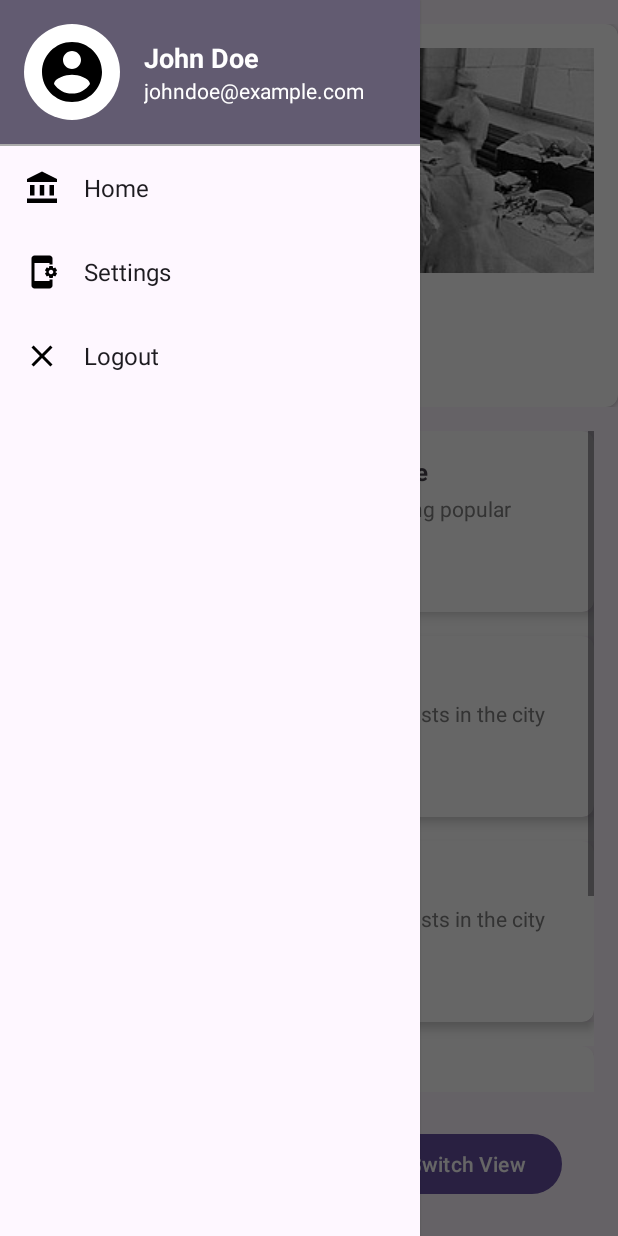
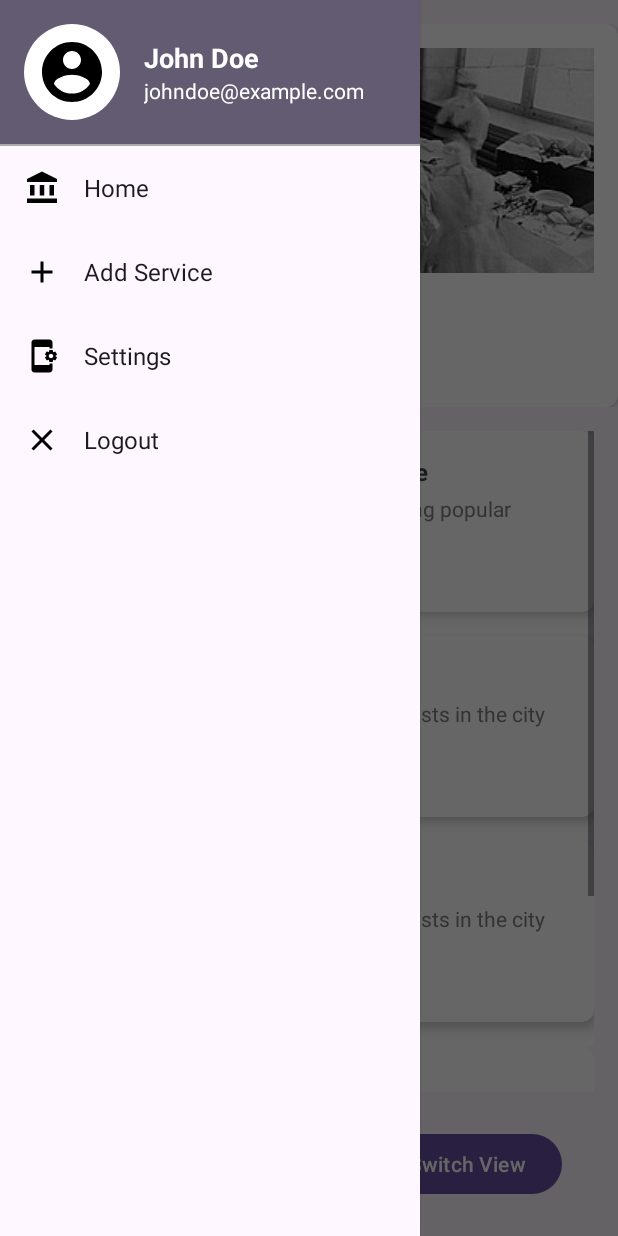
Before and after one commit to kzi-nastava/ma-project-event-planner-siit-2024-team-22, an Android app: the HomeScreen screen opened directly, with no data from a screen before it, with the side drawer open, on a phone screen of 412 x 824 dp. Run offline under Robolectric (Android 15) with nearby library versions, the phone set to English and light mode, and no system bars.

Commit message:
Added AddServiceActivity.java

```diff
--- a/app/src/main/AndroidManifest.xml
+++ b/app/src/main/AndroidManifest.xml
@@ -40,6 +40,9 @@
         <activity
             android:name=".activities.ServiceDetailActivity"
             android:exported="false" />
+        <activity
+            android:name=".activities.AddServiceActivity"
+            android:exported="false" />
     </application>
 
 </manifest>
--- a/app/src/main/java/com/example/siit_2024_team_22_ma/activities/HomeScreen.java
+++ b/app/src/main/java/com/example/siit_2024_team_22_ma/activities/HomeScreen.java
@@ -54,6 +54,14 @@ public class HomeScreen extends AppCompatActivity {
             Toast.makeText(this, "Settings placeholder", Toast.LENGTH_SHORT).show();
             closeDrawer();
         });
+
+        LinearLayout addServiceButton = findViewById(R.id.nav_add_service);
+        addServiceButton.setOnClickListener(v -> {
+            Intent intent =  new Intent(HomeScreen.this, AddServiceActivity.class);
+            startActivity(intent);
+            closeDrawer();
+        });
+
 
         LinearLayout logoutButton = findViewById(R.id.nav_logout);
         logoutButton.setOnClickListener(v -> {
--- /dev/null
+++ b/app/src/main/java/com/example/siit_2024_team_22_ma/models/Category.java
@@ -0,0 +1,5 @@
+package com.example.siit_2024_team_22_ma.models;
+
+public class Category {
+
+}
--- /dev/null
+++ b/app/src/main/res/drawable/ic_add_service.xml
@@ -0,0 +1,5 @@
+<vector xmlns:android="http://schemas.android.com/apk/res/android" android:height="24dp" android:tint="#000000" android:viewportHeight="24" android:viewportWidth="24" android:width="24dp">
+
+    <path android:fillColor="@android:color/white" android:pathData="M19,13h-6v6h-2v-6H5v-2h6V5h2v6h6v2z"/>
+
+</vector>
--- a/app/src/main/res/layout/activity_home_screen.xml
+++ b/app/src/main/res/layout/activity_home_screen.xml
@@ -150,6 +150,30 @@
     </LinearLayout>
 
     <LinearLayout
+        android:id="@+id/nav_add_service"
+        android:layout_width="match_parent"
+        android:layout_height="wrap_content"
+        android:padding="16dp"
+        android:orientation="horizontal"
+        android:background="?attr/selectableItemBackground"
+        android:gravity="center_vertical">
+
+        <ImageView
+            android:layout_width="24dp"
+            android:layout_height="24dp"
+            android:src="@drawable/ic_add_service"
+        android:layout_marginEnd="16dp" />
+
+        <TextView
+            android:layout_width="wrap_content"
+            android:layout_height="wrap_content"
+            android:text="Add Service"
+            android:textSize="16sp"
+            android:textColor="?android:attr/textColorPrimary" />
+    </LinearLayout>
+
+
+        <LinearLayout
         android:id="@+id/nav_settings"
         android:layout_width="match_parent"
         android:layout_height="wrap_content"
```
Also changed, not shown: app/src/main/java/com/example/siit_2024_team_22_ma/activities/AddServiceActivity.java (added, +91 -0 lines), app/src/main/res/layout/activity_add_service.xml (added, +107 -0 lines).
